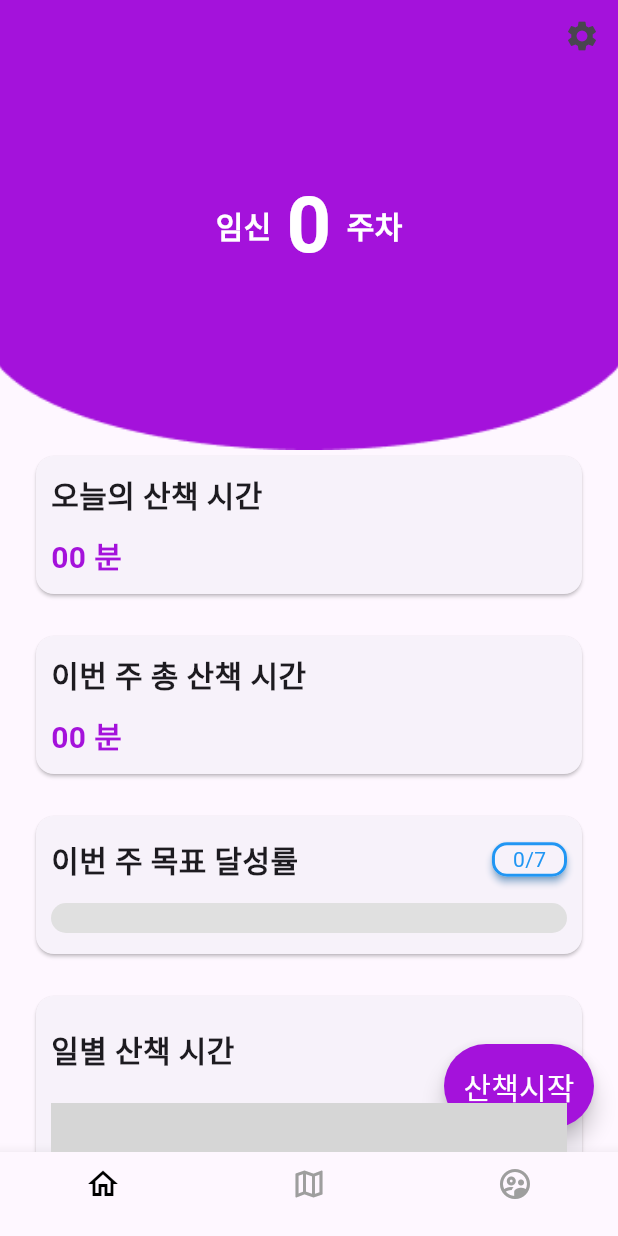
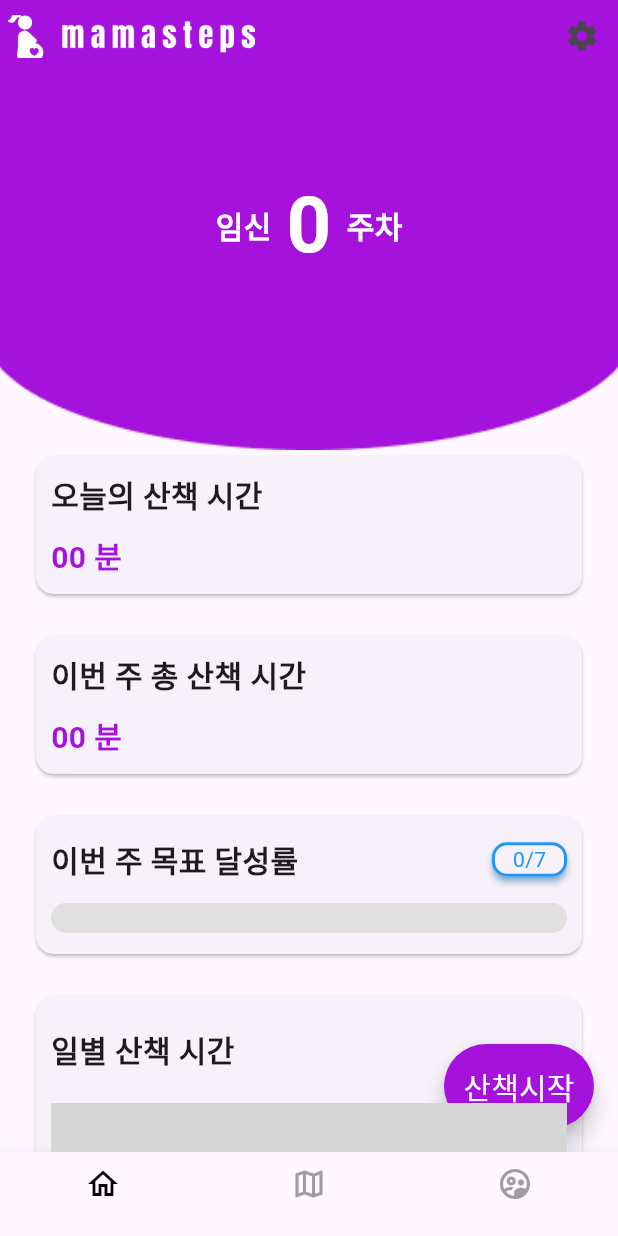
Before and after one commit to INHAGDSC-stack-overflow/mamasteps-frontend, a Flutter app: the RootTab screen opened directly, on a phone screen of 412 x 824 dp. Run offline on Flutter 3.47's test engine with Material 3 defaults, Android fonts, the phone set to English and light mode, and no system bars; our stand-ins replace dio, flutter_secure_storage, geolocator, google_maps_flutter, google_sign_in, googleapis_auth and 2 more; missing offline and left inert: charts_flutter_updated, extension_google_sign_in_as_googleapis_auth, flutter_polyline_points, googleapis, telephony; accounts and stored records are empty; network calls fail; grey boxes are pictures that could not be loaded.

Commit message:
feat: 홈 화면 로고 추가

```diff
--- a/lib/ui/screen/home_screen.dart
+++ b/lib/ui/screen/home_screen.dart
@@ -152,6 +152,16 @@ class _Header extends StatelessWidget {
             child: Image.asset(
               'asset/image/root_tab_top_image.png',
               fit: BoxFit.cover,
+            ),
+          ),
+          Positioned(
+            left: 5,
+            top: 10,
+            child: SizedBox(
+              width: MediaQuery.of(context).size.width * 0.4,
+              child: Image.asset("asset/image/mamasteps_logo.png",
+              fit: BoxFit.cover,
+              ),
             ),
           ),
           Positioned(
```
